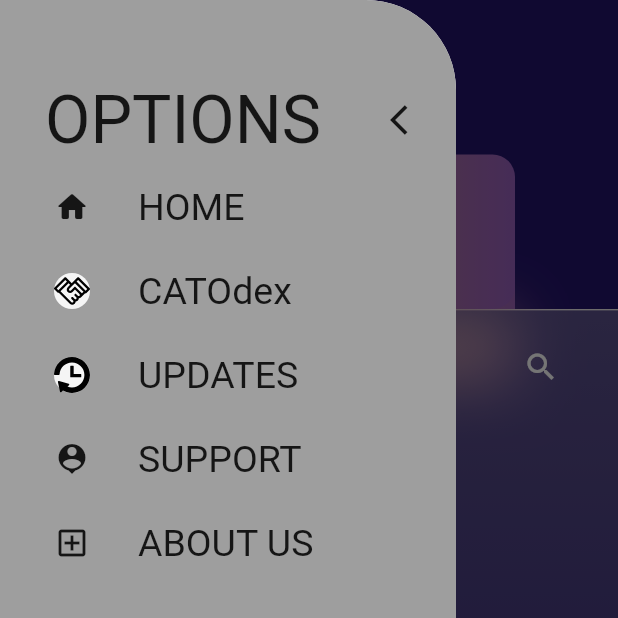
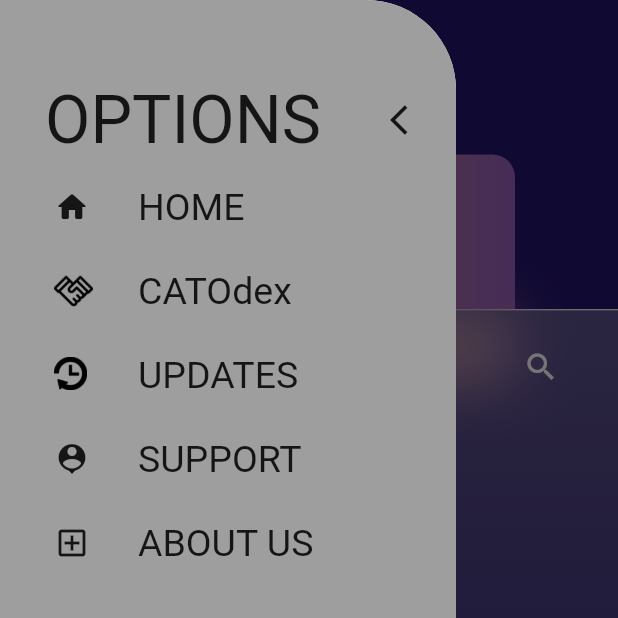
Before and after one commit to sahil9990001/Cotadex, a Flutter app: the screen it shows after launch, with the side drawer open, on a phone screen of 412 x 824 dp, the top half of it. Run offline on Flutter 3.47's test engine with Material 2 defaults, Android fonts, the phone set to English and light mode, and no system bars; our stand-ins replace flutter_svg, google_fonts, hexcolor; network calls fail; Roboto replaces fonts that are missing (Montserrat).

Commit message:
final app

```diff
--- a/lib/Screens/Coin card.dart
+++ b/lib/Screens/Coin card.dart
@@ -272,6 +272,7 @@ class _CoinState extends State<Coin> {
                         if (snapshot.hasData) {
                           return Text(
                             snapshot.data!.summary.totalVolume
+                                .toInt()
                                 .toString()
                                 .replaceAllMapped(reg, mathFunc),
                             textAlign: TextAlign.center,
@@ -333,6 +334,7 @@ class _CoinState extends State<Coin> {
                                 : ((snapshot.data!.price) *
                                         double.parse(widget.calculatingSupply
                                             .replaceAll(',', '')))
+                                    .toInt()
                                     .toString()
                                     .replaceAllMapped(reg, mathFunc),
                             textAlign: TextAlign.center,
@@ -388,6 +390,7 @@ class _CoinState extends State<Coin> {
                         if (snapshot.hasData) {
                           return Text(
                             snapshot.data!.holder
+                                .toInt()
                                 .toString()
                                 .replaceAllMapped(reg, mathFunc),
                             textAlign: TextAlign.center,
--- a/lib/Screens/homepage.dart
+++ b/lib/Screens/homepage.dart
@@ -113,7 +113,7 @@ class _HomePageState extends State<HomePage> {
           backgroundColor: Colors.transparent,
           toolbarHeight: MediaQuery.of(context).size.height / 15,
           title: Padding(
-            padding: const EdgeInsets.only(left: 35.0),
+            padding: EdgeInsets.only(left: 45.0),
             child: Text(
               "COIN TRACKER",
               textAlign: TextAlign.start,
--- a/lib/widgets/navdrawer.dart
+++ b/lib/widgets/navdrawer.dart
@@ -57,9 +57,10 @@ class NavDrawer extends StatelessWidget {
                 onTap: () => {Navigator.of(context).pop()},
               ),
               ListTile(
-                leading: CircleAvatar(
-                  radius: 12,
-                  child: SvgPicture.asset('assets/catodex.svg'),
+                leading: Image.asset(
+                  'assets/catodex.png',
+                  height: 26,
+                  width: 26,
                 ),
                 title: Text(
                   'CATOdex',
@@ -73,9 +74,10 @@ class NavDrawer extends StatelessWidget {
                 onTap: () => {launch('https://catodex.com/')},
               ),
               ListTile(
-                leading: CircleAvatar(
-                  radius: 12,
-                  child: SvgPicture.asset('assets/update.svg'),
+                leading: Image.asset(
+                  'assets/update.png',
+                  height: 22,
+                  width: 22,
                 ),
                 title: Text(
                   'UPDATES',
```
Also changed, not shown: assets/catodex.png (added), assets/catodex.svg (deleted), assets/discord.svg, assets/update.png (added), assets/update.svg (deleted).
